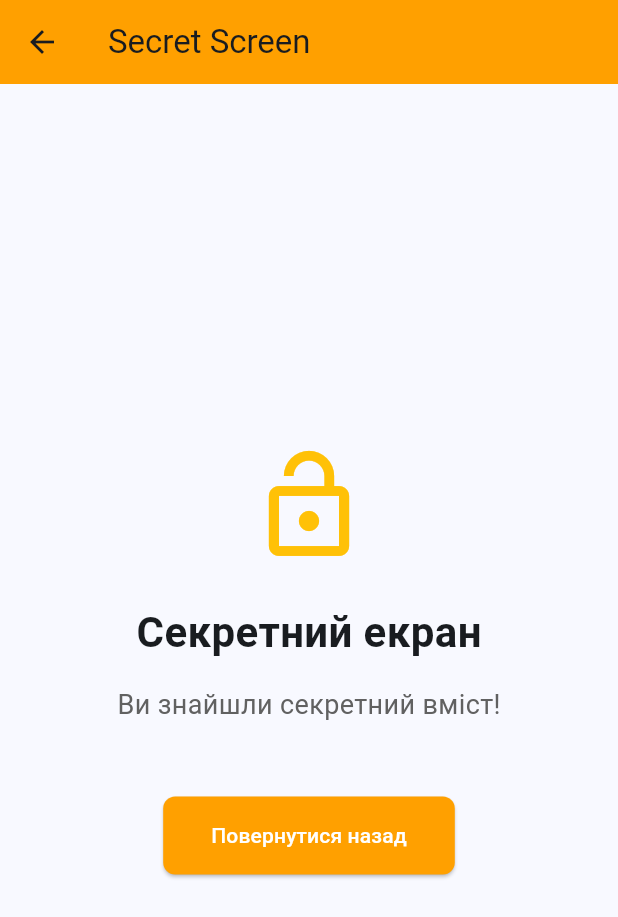
After one commit to mlevytskiy/rentsoft_app, a Flutter app: the SecretScreen screen opened directly, on a phone screen of 412 x 824 dp. The commit adds this screen. Shown: the top 917 px of the screen. Run offline on Flutter 3.47's test engine with Material 3 defaults, Android fonts, the phone set to English and light mode, and no system bars; our stand-ins replace dio, equatable, flutter_bloc, flutter_secure_storage, get_it; accounts and stored records are empty.

Commit message:
we added secret screen

```diff
--- /dev/null
+++ b/lib/features/secret/screens/secret_screen.dart
@@ -0,0 +1,56 @@
+import 'package:flutter/material.dart';
+
+class SecretScreen extends StatelessWidget {
+  const SecretScreen({super.key});
+
+  @override
+  Widget build(BuildContext context) {
+    return Scaffold(
+      appBar: AppBar(
+        title: const Text('Secret Screen'),
+        backgroundColor: Colors.amber.shade700,
+      ),
+      body: Center(
+        child: Column(
+          mainAxisAlignment: MainAxisAlignment.center,
+          children: [
+            const Icon(
+              Icons.lock_open,
+              size: 80,
+              color: Colors.amber,
+            ),
+            const SizedBox(height: 24),
+            const Text(
+              'Секретний екран',
+              style: TextStyle(
+                fontSize: 28,
+                fontWeight: FontWeight.bold,
+              ),
+            ),
+            const SizedBox(height: 16),
+            Text(
+              'Ви знайшли секретний вміст!',
+              style: TextStyle(
+                fontSize: 18,
+                color: Colors.grey.shade700,
+              ),
+            ),
+            const SizedBox(height: 48),
+            ElevatedButton(
+              onPressed: () => Navigator.of(context).pop(),
+              style: ElevatedButton.styleFrom(
+                backgroundColor: Colors.amber.shade700,
+                foregroundColor: Colors.white,
+                padding: const EdgeInsets.symmetric(horizontal: 32, vertical: 16),
+                shape: RoundedRectangleBorder(
+                  borderRadius: BorderRadius.circular(8),
+                ),
+              ),
+              child: const Text('Повернутися назад'),
+            ),
+          ],
+        ),
+      ),
+    );
+  }
+}
```
Also changed, not shown: lib/features/auth/screens/auth_screen.dart (+54 -7 lines).
